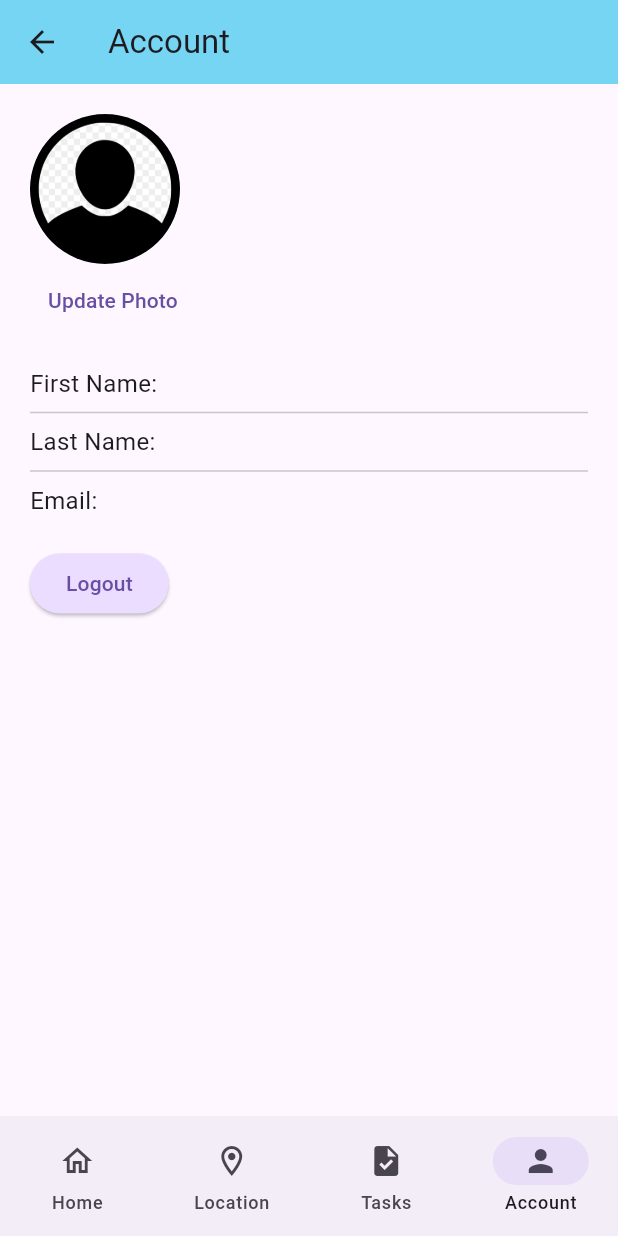
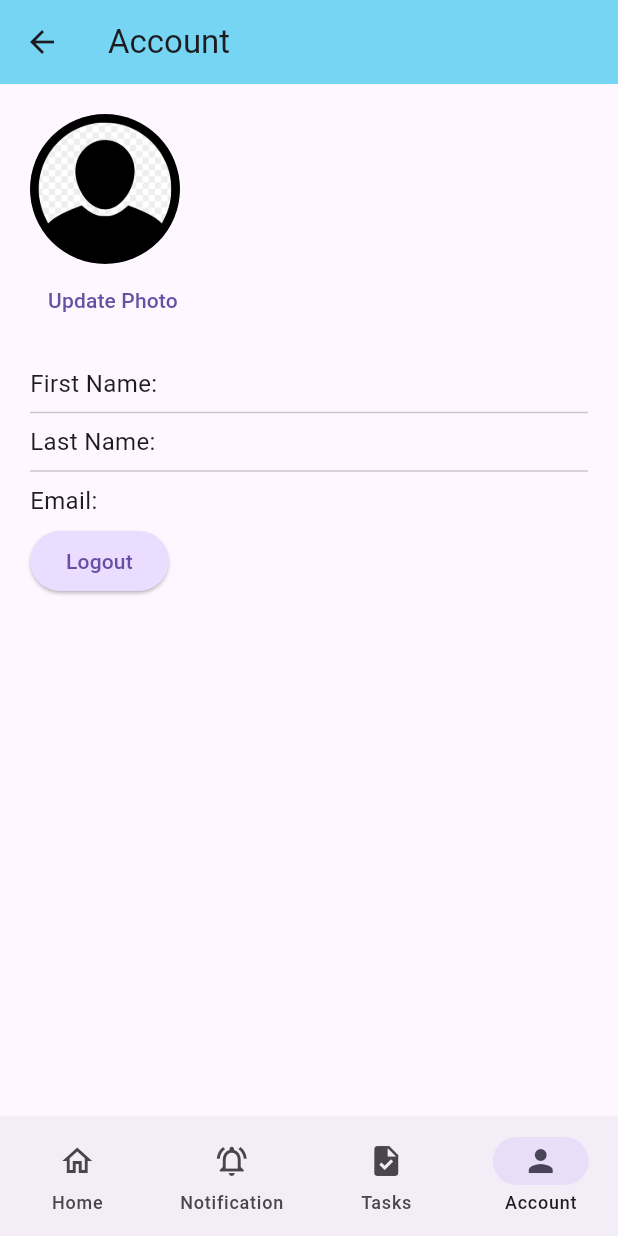
Before and after one commit to clipici-gabriela/cyber_safeguard, a Flutter app: the ParentHomeScreen screen opened directly, item 4 of the bottom bar chosen, after a tap on "Update Photo", on a phone screen of 412 x 824 dp. Run offline on Flutter 3.47's test engine with Material 3 defaults, Android fonts, the phone set to English and light mode, and no system bars; our stand-ins replace cloud_firestore, firebase_auth, firebase_core, firebase_storage, image_picker, qr_flutter; missing offline and left inert: qr_code_scanner; accounts and stored records are empty.

```diff
--- a/lib/child_screens/child_home.dart
+++ b/lib/child_screens/child_home.dart
@@ -1,4 +1,4 @@
-import 'package:cyber_safeguard/qr_code/qr_code_generater.dart';
+import 'package:cyber_safeguard/child_screens/child_tasks_list.dart';
 import 'package:cyber_safeguard/registration_screens/acount_info.dart';
 import 'package:flutter/material.dart';
 
@@ -31,7 +31,7 @@ class _ChildHomeScreenState extends State<ChildHomeScreen> {
         },
       ),
       body: <Widget>[
-        const GenerateQRCode(),
+        const TasksList(),
         const AccountInfoScreen()
       ][currentPageIndex],
     );
--- /dev/null
+++ b/lib/parent_screens/children_list.dart
@@ -0,0 +1,71 @@
+import 'package:cloud_firestore/cloud_firestore.dart';
+import 'package:firebase_auth/firebase_auth.dart';
+import 'package:flutter/material.dart';
+
+class ChildrenListScreen extends StatefulWidget {
+  const ChildrenListScreen({super.key});
+
+  @override
+  State<ChildrenListScreen> createState() => _ChildrenListScreenState();
+}
+
+class _ChildrenListScreenState extends State<ChildrenListScreen> {
+  final String parentId = FirebaseAuth.instance.currentUser!.uid;
+
+  Future<List<Map<String, dynamic>>> fetchChildren(String parentId) async {
+    List<Map<String, dynamic>> children = [];
+
+    QuerySnapshot relationshipQuery = await FirebaseFirestore.instance
+        .collection('Relationships')
+        .where('parentId', isEqualTo: parentId)
+        .get();
+
+    for (var relDoc in relationshipQuery.docs) {
+      DocumentSnapshot childDoc = await FirebaseFirestore.instance
+          .collection('Users')
+          .doc(relDoc['childId'])
+          .get();
+      if (childDoc.exists) {
+        Map<String, dynamic> childData =
+            childDoc.data() as Map<String, dynamic>;
+        children.add(childData);
+      }
+    }
+
+    return children;
+  }
+
+  @override
+  Widget build(BuildContext context) {
+    return Scaffold(
+      body: FutureBuilder<List<Map<String, dynamic>>>(
+        future: fetchChildren(parentId),
+        builder: (context, snapshot) {
+          if (snapshot.connectionState == ConnectionState.waiting) {
+            return const Center(
+              child: CircularProgressIndicator(),
+            );
+          } else if (snapshot.hasError) {
+            return const Center(
+              child: Text('Something is wrong, please try again later'),
+            );
+          } else if (snapshot.hasData) {
+            return ListView.builder(
+              itemCount: snapshot.data!.length,
+              itemBuilder: (context, index) {
+                var child = snapshot.data![index];
+                return ListTile(
+                  title: Text("${child['firstName']}"),
+                );
+              },
+            );
+          } else {
+            return const Center(
+              child: Text("No children found."),
+            );
+          }
+        },
+      ),
+    );
+  }
+}
--- a/lib/parent_screens/parent_home.dart
+++ b/lib/parent_screens/parent_home.dart
@@ -1,5 +1,5 @@
-import 'package:cyber_safeguard/qr_code/qr_code_generater.dart';
-import 'package:cyber_safeguard/qr_code/qr_code_scaner.dart';
+import 'package:cyber_safeguard/parent_screens/children_list.dart';
+import 'package:cyber_safeguard/parent_screens/tasks.dart';
 import 'package:cyber_safeguard/registration_screens/acount_info.dart';
 import 'package:flutter/material.dart';
 
@@ -22,14 +22,14 @@ class _ParentHomeScreenState extends State<ParentHomeScreen> {
             icon: Icon(Icons.home_outlined),
             label: 'Home',
           ),
+          // NavigationDestination(
+          //   icon: Icon(Icons.location_on_outlined),
+          //   label: 'Location',
+          // ),
           NavigationDestination(
-            icon: Icon(Icons.location_on_outlined),
-            label: 'Location',
+            icon: Icon(Icons.notifications_active_outlined),
+            label: 'Notification',
           ),
-          // NavigationDestination(
-          //   icon: Icon(Icons.notifications_active_outlined),
-          //   label: 'Notification',
-          // ),
           NavigationDestination(
             icon: Icon(Icons.task),
             label: 'Tasks',
@@ -44,9 +44,9 @@ class _ParentHomeScreenState extends State<ParentHomeScreen> {
         },
       ),
       body: <Widget>[
+        const ChildrenListScreen(),
         const Scaffold(),
-        const ScanQRCode(),
-        const GenerateQRCode(),
+        const TasksList(),
         const AccountInfoScreen(),
       ][currentPageIndex],
     );
--- a/lib/registration_screens/acount_info.dart
+++ b/lib/registration_screens/acount_info.dart
@@ -2,6 +2,7 @@ import 'dart:io';
 
 import 'package:cloud_firestore/cloud_firestore.dart';
 import 'package:cyber_safeguard/qr_code/qr_code_generater.dart';
+import 'package:cyber_safeguard/qr_code/qr_code_scaner.dart';
 import 'package:firebase_auth/firebase_auth.dart';
 import 'package:firebase_storage/firebase_storage.dart';
 import 'package:flutter/material.dart';
@@ -55,7 +56,6 @@ class _AccountInfoScreenState extends State<AccountInfoScreen> {
         });
       });
     } else {
-      print('no image selected');
     }
   }
 
@@ -129,7 +129,7 @@ class _AccountInfoScreenState extends State<AccountInfoScreen> {
                         style: const TextStyle(fontSize: 16),
                       ),
                       const SizedBox(
-                        height: 20,
+                        height: 5,
                       ),
                       if (userData['userType'] == 'child')
                         TextButton(
@@ -138,6 +138,15 @@ class _AccountInfoScreenState extends State<AccountInfoScreen> {
                                 builder: (context) => const GenerateQRCode()));
                           },
                           child: const Text('Generate QR Code'),
+                        ),
+                      if (userData['userType'] == 'parent')
+                        TextButton(
+                          onPressed: () {
+                            Navigator.of(context).push(MaterialPageRoute(
+                                builder: (context) => const ScanQRCode()));
+                          },
+                          child: const Text(
+                              'Scan QR Code to connect to the child\'s device'),
                         ),
                       ElevatedButton(
                         onPressed: () {
```
Also changed, not shown: lib/child_screens/child_tasks_list.dart (added, +107 -0 lines), lib/parent_screens/tasks.dart (added, +122 -0 lines), lib/qr_code/qr_code_generater.dart (+3 -9 lines), lib/qr_code/qr_code_scaner.dart (+6 -15 lines), lib/widgets/add_task.dart (added, +237 -0 lines).
